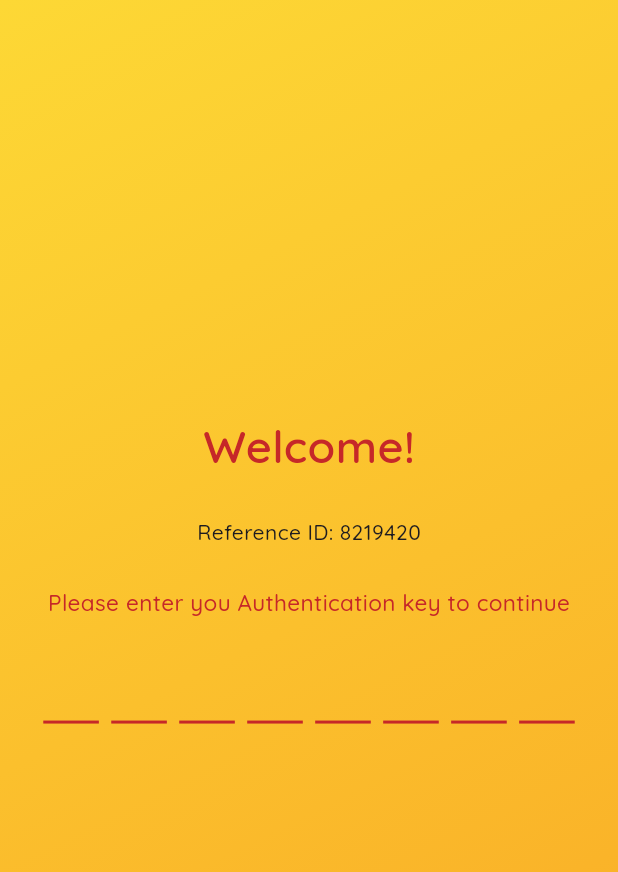
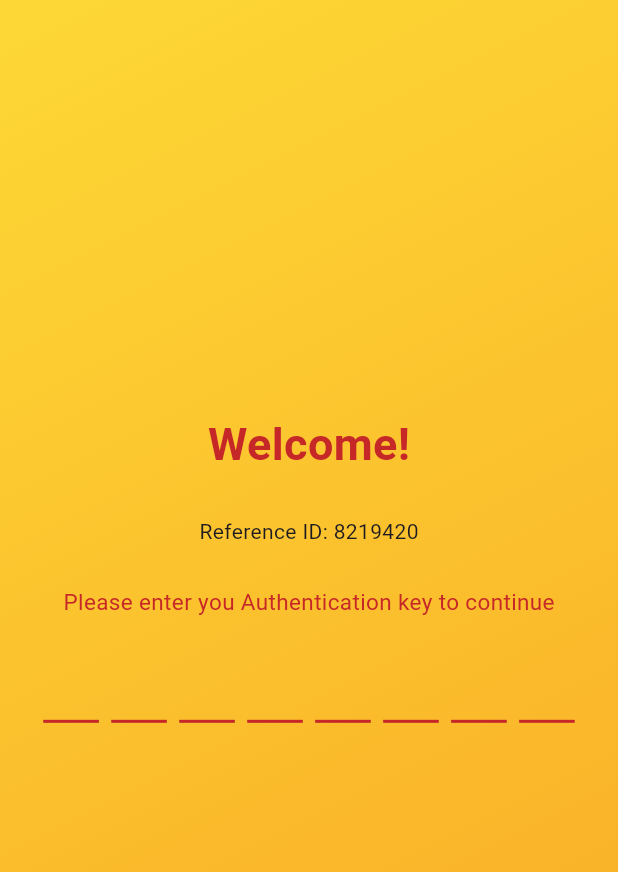
Before and after one commit to ShouryaSoni777/GoldJewelleryPriceCalc, a Flutter app: the screen it shows after launch, on a phone screen of 412 x 824 dp. Shown: the top 872 px of the screen. Run offline on Flutter 3.47's test engine with Material 3 defaults, Android fonts, the phone set to English and light mode, and no system bars; drawn by our look-alikes of pin_code_fields; our stand-ins replace cloud_firestore, date_format, firebase_core, image_gallery_saver, permission_handler, screenshot and 2 more; accounts and stored records are empty; Roboto replaces fonts that are missing (SF Pro Display); project files that could hold a hidden picture were left out.

Commit message:
optimisations, font change

```diff
--- a/lib/auth.dart
+++ b/lib/auth.dart
@@ -20,8 +20,8 @@ int referenceIdGenerator(){
 }
 
 class AuthPage extends StatefulWidget {
-  final authkey;
-  final referenceId;
+  final int authkey;
+  final int referenceId;
   const AuthPage({Key? key,required this.authkey,required this.referenceId}) : super(key: key);
   @override
   State<AuthPage> createState() => _AuthPageState();
@@ -56,9 +56,7 @@ class _AuthPageState extends State<AuthPage> {
     TextEditingController authKeycontroller = TextEditingController();
     return PopScope(
       canPop: false,
-      child: MaterialApp(
-          theme: ThemeData(fontFamily: "Quicksand"),
-          home: Scaffold(
+          child: Scaffold(
             key: scaffoldkey,
             body: Container(
               decoration: const BoxDecoration(
@@ -71,7 +69,7 @@ class _AuthPageState extends State<AuthPage> {
                 mainAxisAlignment: MainAxisAlignment.center,
                 children: [
                   Container(
-                    margin: EdgeInsets.all(10),
+                    margin: const EdgeInsets.all(10),
                     child: const Text("Welcome!",
                         style: TextStyle(
                             color: Color(0xFFc62828),
@@ -83,7 +81,7 @@ class _AuthPageState extends State<AuthPage> {
                     child: Text("Reference ID: " + referenceId.toString()),
                   ),
                   Container(
-                    margin: EdgeInsets.only(bottom: 20, top: 10),
+                    margin: const EdgeInsets.only(bottom: 20, top: 10),
                     child: const Text(
                         "Please enter you Authentication key to continue",
                         style: TextStyle(
@@ -102,19 +100,19 @@ class _AuthPageState extends State<AuthPage> {
                       onCompleted: (val) {
                         authenticate(int.parse(val));
                       },
-                      cursorColor: Color(0xFFc62828),
+                      cursorColor: const Color(0xFFc62828),
                       textCapitalization: TextCapitalization.characters,
-                      textStyle: TextStyle(color: Colors.black),
+                      textStyle: const TextStyle(color: Colors.black),
                       keyboardType: TextInputType.number,
                       pinTheme: PinTheme(
-                          selectedColor: Color(0xFFc62828),
-                          activeColor: Color(0xFFc62828),
-                          inactiveColor: Color(0xFFc62828),
+                          selectedColor: const Color(0xFFc62828),
+                          activeColor: const Color(0xFFc62828),
+                          inactiveColor: const Color(0xFFc62828),
                           fieldWidth: width * 9 / 100,
                           shape: PinCodeFieldShape.underline,
-                          activeFillColor: Color(0xFFc62828),
-                          inactiveFillColor: Color(0xFFc62828),
-                          selectedFillColor: Color(0xFFc62828)),
+                          activeFillColor: const Color(0xFFc62828),
+                          inactiveFillColor: const Color(0xFFc62828),
+                          selectedFillColor: const Color(0xFFc62828)),
                       appContext: context,
                       length: 8,
                       animationType: AnimationType.fade,
@@ -127,7 +125,7 @@ class _AuthPageState extends State<AuthPage> {
                 ],
               ),
             ),
-          )),
+          )
     );
   }
 }
```
Also changed, not shown: lib/goldpage.dart (+19 -27 lines), lib/main.dart (+7 -18 lines), lib/silverpage.dart (+18 -28 lines), pubspec.yaml (+8 -46 lines), fonts/sf-pro-display/SFPRODISPLAYBLACKITALIC.OTF (added), fonts/sf-pro-display/SFPRODISPLAYBOLD.OTF (added), fonts/sf-pro-display/SFPRODISPLAYHEAVYITALIC.OTF (added), fonts/sf-pro-display/SFPRODISPLAYLIGHTITALIC.OTF (added), fonts/sf-pro-display/SFPRODISPLAYMEDIUM.OTF (added), fonts/sf-pro-display/SFPRODISPLAYREGULAR.OTF (added), fonts/sf-pro-display/SFPRODISPLAYSEMIBOLDITALIC.OTF (added), fonts/sf-pro-display/SFPRODISPLAYTHINITALIC.OTF (added), fonts/sf-pro-display/SFPRODISPLAYULTRALIGHTITALIC.OTF (added), pubspec.lock.
